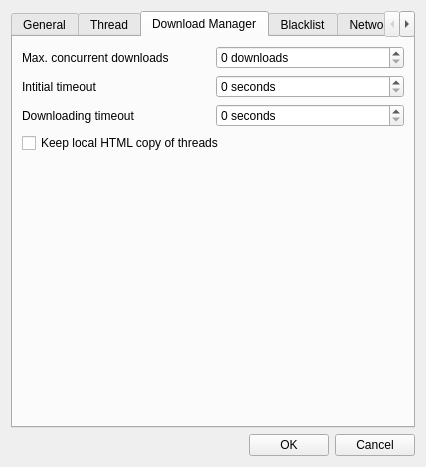
Qt form gui/uiconfig.ui (chrisdevchroma/fourchan-dl) before a commit.
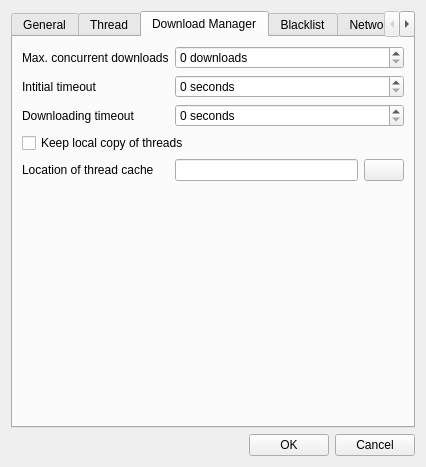
The same form after that commit. The open tabs and pages were chosen to show the change. Icons and pictures are not drawn.

What changed in the file:
```diff
--- a/gui/uiconfig.ui
+++ b/gui/uiconfig.ui
@@ -526,7 +526,32 @@
          </property>
         </widget>
        </item>
-       <item row="4" column="0" colspan="2">
+       <item row="4" column="0">
+        <widget class="QLabel" name="label_21">
+         <property name="text">
+          <string>Location of thread cache</string>
+         </property>
+        </widget>
+       </item>
+       <item row="4" column="1">
+        <layout class="QHBoxLayout" name="horizontalLayout_8">
+         <item>
+          <widget class="QLineEdit" name="leThreadCachePath"/>
+         </item>
+         <item>
+          <widget class="QPushButton" name="btnChooseThreadCacheLocation">
+           <property name="text">
+            <string/>
+           </property>
+           <property name="icon">
+            <iconset resource="resources.qrc">
+             <normaloff>:/icons/resources/search.png</normaloff>:/icons/resources/search.png</iconset>
+           </property>
+          </widget>
+         </item>
+        </layout>
+       </item>
+       <item row="5" column="0" colspan="2">
         <spacer name="verticalSpacer_5">
          <property name="orientation">
           <enum>Qt::Vertical</enum>
@@ -542,7 +567,7 @@
        <item row="3" column="0" colspan="2">
         <widget class="QCheckBox" name="cbKeepLocalHTMLCopy">
          <property name="text">
-          <string>Keep local HTML copy of threads</string>
+          <string>Keep local copy of threads</string>
          </property>
         </widget>
        </item>
```
Left out of the diff: 232 changed lines with no effect on the pictures.
